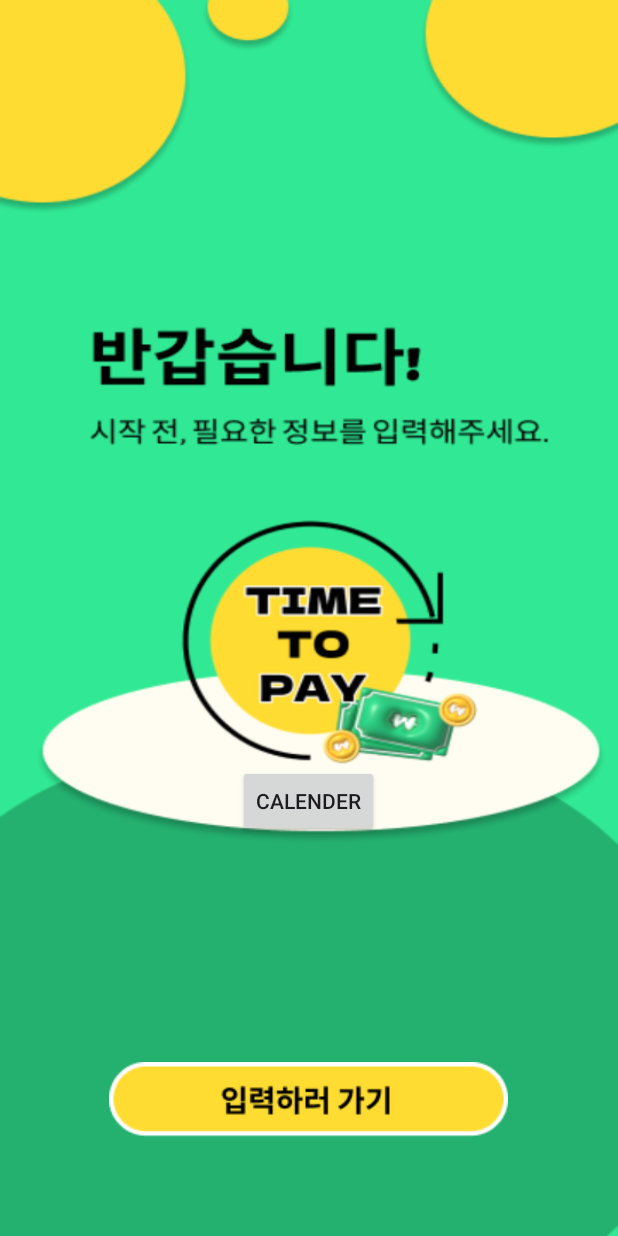
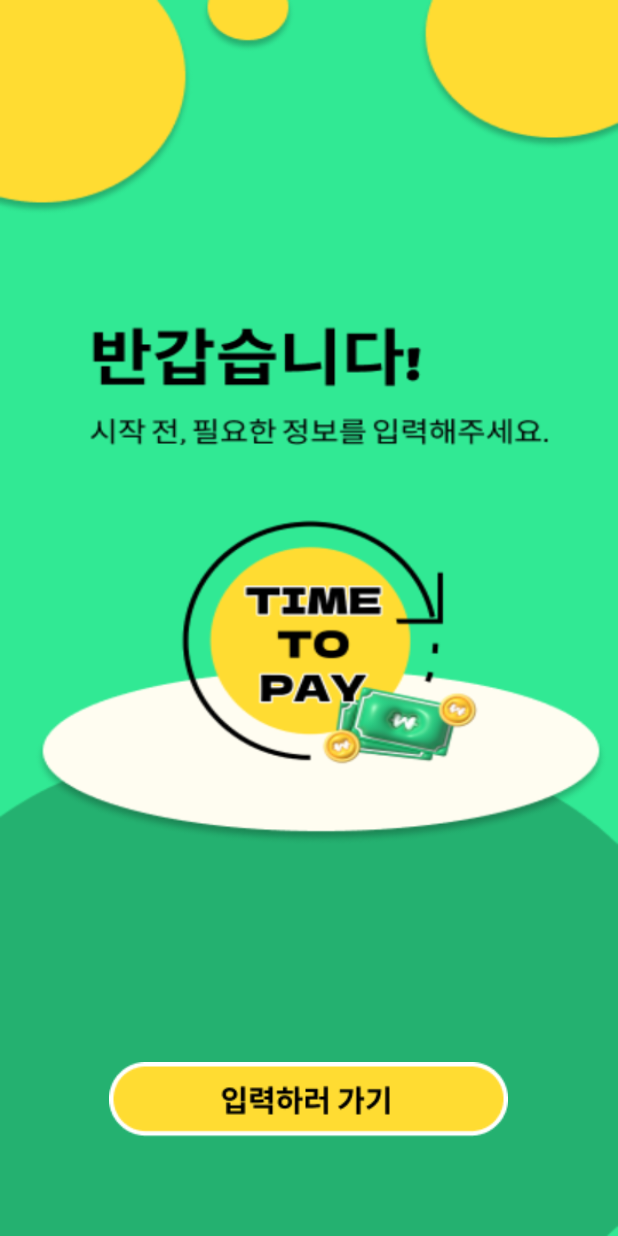
Before and after one commit to jyty0807/Time_to_pay, an Android app: the MainActivity screen opened directly, with no data from a screen before it, on a phone screen of 412 x 824 dp. Run offline under Robolectric (Android 15) with nearby library versions, the phone set to English and light mode, and no system bars.

```diff
--- a/app/src/main/java/com/cookandroid/timetopay/MainActivity.kt
+++ b/app/src/main/java/com/cookandroid/timetopay/MainActivity.kt
@@ -16,7 +16,6 @@ class MainActivity : AppCompatActivity() {
     private val REQUEST_CODE = 1001 // 권한 요청 코드 정의
     private lateinit var startButton: Button
     private lateinit var workButton: Button
-    private lateinit var calButton: Button
 
     override fun onCreate(savedInstanceState: Bundle?) {
         super.onCreate(savedInstanceState)
@@ -25,7 +24,6 @@ class MainActivity : AppCompatActivity() {
 
 
         startButton = findViewById(R.id.start_Button)
-        calButton = findViewById(R.id.calender_Button)
 
         startButton.setOnClickListener {
             startButton.setBackgroundResource(R.drawable.info_button_pressed)
@@ -33,10 +31,5 @@ class MainActivity : AppCompatActivity() {
             val intent = Intent(this, InfoInput::class.java)
             startActivity(intent)
         }
-
-        calButton.setOnClickListener {
-            val intent = Intent(this, Calendarview::class.java)
-            startActivity(intent)
-        }
     }
 }
--- a/app/src/main/res/layout/activity_main.xml
+++ b/app/src/main/res/layout/activity_main.xml
@@ -21,13 +21,5 @@
         android:background="@drawable/info_button" />
 
 
-    <android.widget.Button
-        android:id="@+id/calender_Button"
-        android:layout_width="wrap_content"
-        android:layout_height="wrap_content"
-        android:layout_alignParentBottom="true"
-        android:layout_marginBottom="250dp"
-        android:layout_centerHorizontal="true"
-        android:text="calender" />
 
 </RelativeLayout>
```
Also changed, not shown: app/src/main/java/com/cookandroid/timetopay/Display.kt (+32 -9 lines), app/src/main/java/com/cookandroid/timetopay/InfoInput.kt (+7 -2 lines), app/src/main/java/com/cookandroid/timetopay/WishList.kt (+7 -0 lines), app/src/main/res/layout/displaymain.xml (indentation only).
